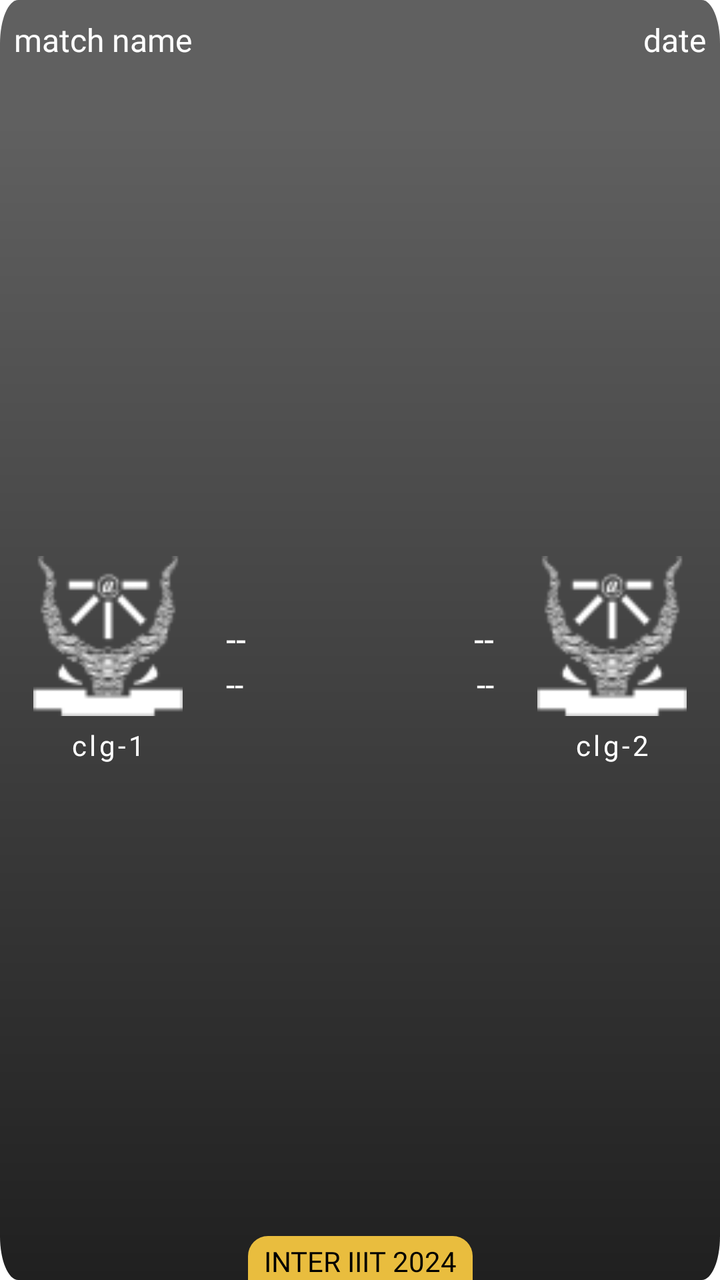
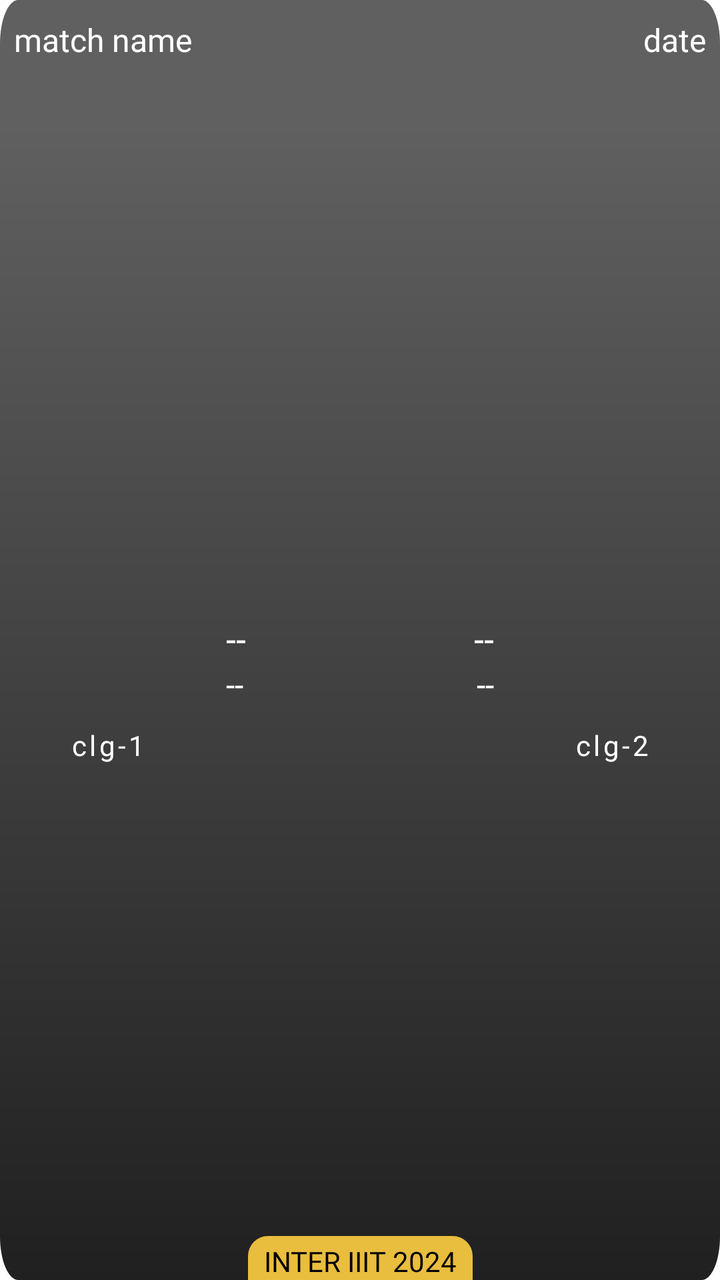

Screens rendered from an Android XML layout before and after an edit, with the pre-edit source and the edit as a unified diff.
<!-- AndroidManifest.xml: application theme Theme.NavigationDrawer -->
<!-- res/layout/layout_cricket.xml -->
<?xml version="1.0" encoding="utf-8"?>
<androidx.constraintlayout.widget.ConstraintLayout xmlns:android="http://schemas.android.com/apk/res/android"
    xmlns:app="http://schemas.android.com/apk/res-auto"
    android:layout_width="match_parent"
    android:layout_height="200dp"
    android:layout_marginHorizontal="10dp"
    android:layout_marginVertical="10dp"
    android:background="@drawable/fade3">

    <LinearLayout
        android:id="@+id/lay1"
        android:layout_width="match_parent"
        android:layout_height="40dp"
        android:orientation="horizontal"
        android:padding="5dp"
        android:weightSum="1"
        app:layout_constraintEnd_toEndOf="parent"
        app:layout_constraintStart_toStartOf="parent"
        app:layout_constraintTop_toTopOf="parent">

        <TextView
            android:id="@+id/matchName"
            android:layout_width="0dp"
            android:layout_height="40dp"
            android:layout_gravity="center_vertical"
            android:layout_weight="0.7"
            android:fontFamily="@font/poppins_semibold"
            android:gravity="center_vertical|start"
            android:hint="match name"
            android:paddingHorizontal="2dp"
            android:textAllCaps="true"
            android:textColor="#E9E9E9"
            android:textColorHint="@color/white"
            android:textSize="16sp" />

        <TextView
            android:id="@+id/date"
            android:layout_width="0dp"
            android:layout_height="40dp"
            android:layout_gravity="center_vertical"
            android:layout_weight="0.3"
            android:fontFamily="@font/poppins_semibold"
            android:gravity="center_vertical|end"
            android:hint="date"
            android:paddingHorizontal="2dp"
            android:textColor="#E9E9E9"
            android:textColorHint="@color/white"
            android:textSize="16sp" />
    </LinearLayout>

    <LinearLayout
        android:layout_width="match_parent"
        android:layout_height="wrap_content"
        android:layout_marginTop="45dp"
        android:orientation="vertical"
        android:visibility="gone">

        <TextView
            android:id="@+id/time"
            android:layout_width="match_parent"
            android:layout_height="wrap_content"
            android:fontFamily="@font/poppins_medium"
            android:gravity="center"
            android:hint="time"
            android:textColor="@color/white"
            android:textColorHint="@color/white"
            android:textSize="16sp" />
    </LinearLayout>

    <LinearLayout
        android:layout_width="match_parent"
        android:layout_height="0dp"
        android:layout_marginTop="-20dp"
        android:orientation="horizontal"
        android:weightSum="1"
        app:layout_constraintBottom_toBottomOf="parent"
        app:layout_constraintEnd_toEndOf="parent"
        app:layout_constraintStart_toStartOf="parent"
        app:layout_constraintTop_toBottomOf="@id/lay1">

        <LinearLayout
            android:layout_width="0dp"
            android:layout_height="wrap_content"
            android:layout_gravity="center_vertical"
            android:layout_weight="0.3"
            android:orientation="vertical">

            <ImageView
                android:id="@+id/clgImg1"
                android:layout_width="match_parent"
                android:layout_height="80dp"
                android:scaleType="fitCenter"
                android:src="@drawable/iiita" />

            <TextView
                android:id="@+id/clgName1"
                android:layout_width="match_parent"
                android:layout_height="wrap_content"
                android:layout_marginTop="5dp"
                android:fontFamily="@font/poppins_medium"
                android:gravity="center"
                android:hint="clg-1"
                android:letterSpacing="0.1"
                android:textAllCaps="true"
                android:textColor="@color/white"
                android:textColorHint="@color/white" />
        </LinearLayout>

        <RelativeLayout
            android:layout_width="0dp"
            android:layout_height="wrap_content"
            android:layout_gravity="center_vertical"
            android:layout_weight="0.4"
            android:padding="5dp">

            <TextView
                android:id="@+id/poi1"
                android:layout_width="wrap_content"
                android:layout_height="wrap_content"
                android:layout_alignParentStart="true"
                android:fontFamily="@font/poppins_semibold"
                android:gravity="start"
                android:hint="--"
                android:textColor="@color/white"
                android:textColorHint="@color/white"
                android:textSize="18sp" />

            <TextView
                android:id="@+id/poi2"
                android:layout_width="wrap_content"
                android:layout_height="wrap_content"
                android:layout_alignParentEnd="true"
                android:layout_gravity="end"
                android:fontFamily="@font/poppins_semibold"
                android:hint="--"
                android:textColor="@color/white"
                android:textColorHint="@color/white"
                android:textSize="18sp" />

            <TextView
                android:id="@+id/ov1"
                android:layout_width="wrap_content"
                android:layout_height="wrap_content"
                android:layout_below="@id/poi1"
                android:layout_alignParentStart="true"
                android:fontFamily="@font/poppins_medium"
                android:gravity="start"
                android:hint="--"
                android:textColor="@color/white"
                android:textColorHint="@color/white"
                android:textSize="16sp" />

            <TextView
                android:id="@+id/ov2"
                android:layout_width="wrap_content"
                android:layout_height="wrap_content"
                android:layout_below="@id/poi2"
                android:layout_alignParentEnd="true"
                android:layout_gravity="end"
                android:fontFamily="@font/poppins_medium"
                android:hint="--"
                android:textColor="@color/white"
                android:textColorHint="@color/white"
                android:textSize="16sp" />
        </RelativeLayout>

        <LinearLayout
            android:layout_width="0dp"
            android:layout_height="wrap_content"
            android:layout_gravity="center_vertical"
            android:layout_weight="0.3"
            android:orientation="vertical">

            <ImageView
                android:id="@+id/clgImg2"
                android:layout_width="match_parent"
                android:layout_height="80dp"
                android:scaleType="fitCenter"
                android:src="@drawable/iiita" />

            <TextView
                android:id="@+id/clgName2"
                android:layout_width="match_parent"
                android:layout_height="wrap_content"
                android:layout_marginTop="5dp"
                android:fontFamily="@font/poppins_medium"
                android:gravity="center"
                android:hint="clg-2"
                android:letterSpacing="0.1"
                android:textAllCaps="true"
                android:textColor="@color/white"
                android:textColorHint="@color/white" />
        </LinearLayout>
    </LinearLayout>

    <TextView
        android:layout_width="wrap_content"
        android:layout_height="wrap_content"
        android:background="@drawable/backlesss"
        android:fontFamily="@font/poppins_medium"
        android:gravity="center|bottom"
        android:paddingHorizontal="8dp"
        android:paddingTop="3dp"
        android:text="inter iiit 2024"
        android:textAllCaps="true"
        android:textColor="@color/black"
        app:layout_constraintBottom_toBottomOf="parent"
        app:layout_constraintEnd_toEndOf="parent"
        app:layout_constraintStart_toStartOf="parent" />
</androidx.constraintlayout.widget.ConstraintLayout>
<!-- resources referenced by this layout -->
<resources>
  <color name="black">#FF000000</color>
  <color name="white">#FFFFFFFF</color>
  <!-- drawable backlesss (drawable) -->
  <?xml version="1.0" encoding="utf-8"?>
  <shape xmlns:android="http://schemas.android.com/apk/res/android">
      <solid android:color="#E9BD3E" /> 
  
      <corners
          android:topLeftRadius="10dp"
          android:topRightRadius="10dp" />
  </shape>
  <!-- drawable fade3 (drawable) -->
  <vector xmlns:android="http://schemas.android.com/apk/res/android"
      xmlns:aapt="http://schemas.android.com/aapt"
      android:width="400dp"
      android:height="293dp"
      android:viewportWidth="393"
      android:viewportHeight="293">
  
      <path android:pathData="M10,0h373c5.523,0 10,4.477 10,10v273c0,5.523 -4.477,10 -10,10h-373c-5.523,0 -10,-4.477 -10,-10v-273c0,-5.523 4.477,-10 10,-10Z">
          <aapt:attr name="android:fillColor">
              <gradient
                  android:endX="197"
                  android:endY="27.9"
                  android:startX="197"
                  android:startY="293"
                  android:type="linear">
                  <item
                      android:color="#202020"
                      android:offset="0" />
                  <item
                      android:color="#606060"
                      android:offset="1" />
              </gradient>
          </aapt:attr>
      </path>
  </vector>
  <!-- drawable iiita: png bitmap (drawable, 3166 bytes) -->
  <style name="Theme.NavigationDrawer" parent="Theme.MaterialComponents.DayNight.NoActionBar">
          
          <item name="colorPrimary">#FFECA1</item>
          
      </style>
</resources>

<!-- the commit's change to res/layout/layout_cricket.xml (unified diff, before → after) -->
@@ -89,8 +89,7 @@
                 android:id="@+id/clgImg1"
                 android:layout_width="match_parent"
                 android:layout_height="80dp"
-                android:scaleType="fitCenter"
-                android:src="@drawable/iiita" />
+                android:scaleType="fitCenter"/>
 
             <TextView
                 android:id="@+id/clgName1"
@@ -175,8 +174,7 @@
                 android:id="@+id/clgImg2"
                 android:layout_width="match_parent"
                 android:layout_height="80dp"
-                android:scaleType="fitCenter"
-                android:src="@drawable/iiita" />
+                android:scaleType="fitCenter" />
 
             <TextView
                 android:id="@+id/clgName2"
<!-- resource entries referenced after the edit -->
@@ -37,7 +37,6 @@
           </aapt:attr>
       </path>
   </vector>
-  <!-- drawable iiita: png bitmap (drawable, 3166 bytes) -->
   <style name="Theme.NavigationDrawer" parent="Theme.MaterialComponents.DayNight.NoActionBar">
           
           <item name="colorPrimary">#FFECA1</item>
